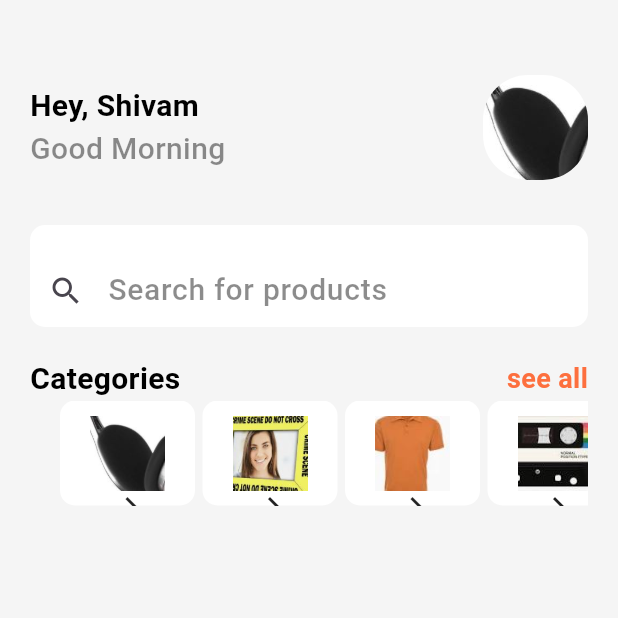
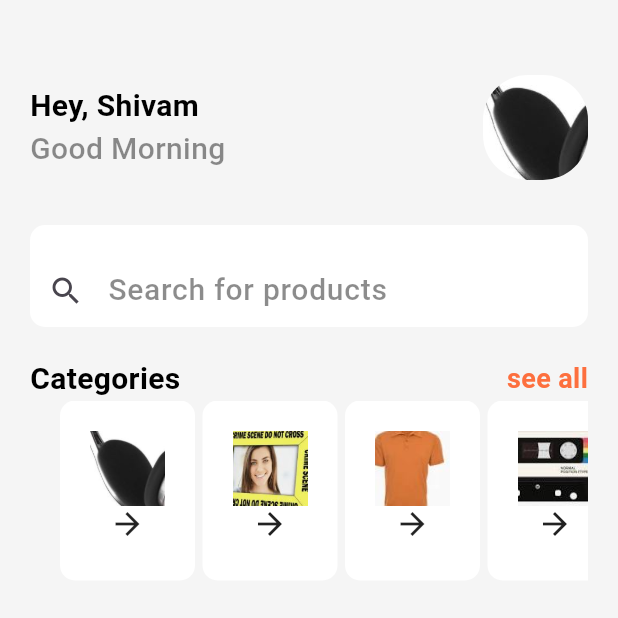
Before and after one commit to kofi527/MOBILE-APPLICATION-DEVELOPMENT-IN-FLUTTER, a Flutter app: the screen it shows after launch, on a phone screen of 412 x 824 dp, the top half of it. Run offline on Flutter 3.47's test engine with Material 3 defaults, Android fonts, the phone set to English and light mode, and no system bars.

Commit message:
Update home.dart
Great update setting the height of the containers to 120.

```diff
--- a/flutter_application_1/lib/pages/home.dart
+++ b/flutter_application_1/lib/pages/home.dart
@@ -74,7 +74,7 @@ List categories=[
       ),
        Container(
         margin: EdgeInsets.only(left: 20.0),
-        height: 70,
+        height: 120,
         child: ListView.builder(
           itemCount: categories.length,
           shrinkWrap: true,
@@ -104,7 +104,7 @@ class _CategoryTileState extends State<CategoryTile> {
   @override
   Widget build(BuildContext context) {
     return Container(
-      padding: EdgeInsets.all(10.0),
+      padding: EdgeInsets.all(20.0),
       margin: EdgeInsets.only(right: 5.0),
       decoration: BoxDecoration(
         color: Colors.white,
```
